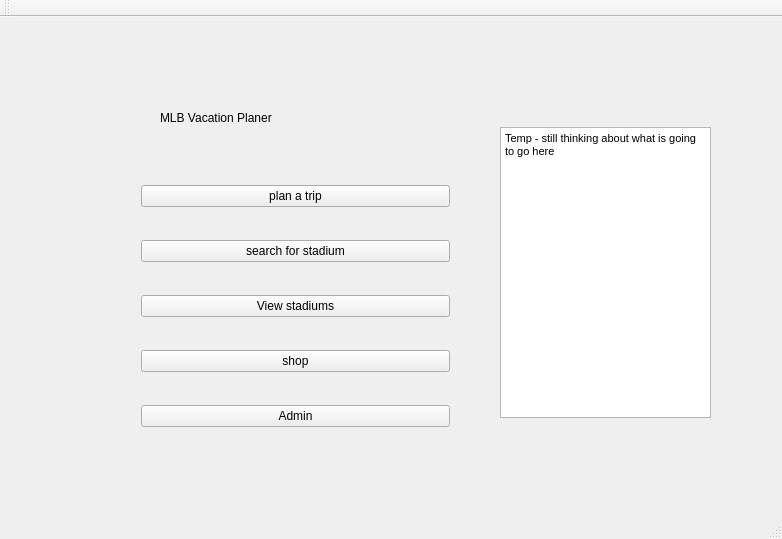
Old version of the form cs1dproject/mainwindow.ui in the repository AustinVaday/CS1D-Class-Project-2.
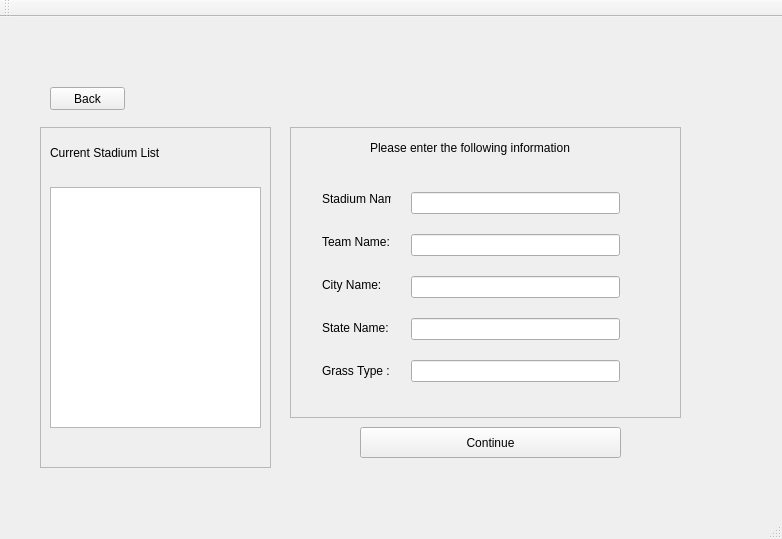
New version of the form. The open tabs and pages were chosen to show the change.

Commit message: Added admin functionality. Add Stadium is almost done

What changed in the file:
```diff
--- a/cs1dproject/mainwindow.ui
+++ b/cs1dproject/mainwindow.ui
@@ -32,7 +32,7 @@
       <x>30</x>
       <y>50</y>
       <width>721</width>
-      <height>371</height>
+      <height>421</height>
      </rect>
     </property>
     <property name="currentIndex">
@@ -733,6 +733,176 @@
       </layout>
      </widget>
     </widget>
+    <widget class="QWidget" name="page_addStadium">
+     <widget class="QFrame" name="frame_2">
+      <property name="geometry">
+       <rect>
+        <x>260</x>
+        <y>60</y>
+        <width>391</width>
+        <height>291</height>
+       </rect>
+      </property>
+      <property name="frameShape">
+       <enum>QFrame::StyledPanel</enum>
+      </property>
+      <property name="frameShadow">
+       <enum>QFrame::Raised</enum>
+      </property>
+      <widget class="QLabel" name="label_titleAddStadium">
+       <property name="geometry">
+        <rect>
+         <x>80</x>
+         <y>10</y>
+         <width>251</width>
+         <height>21</height>
+        </rect>
+       </property>
+       <property name="text">
+        <string>Please enter the following information</string>
+       </property>
+      </widget>
+      <widget class="QWidget" name="">
+       <property name="geometry">
+        <rect>
+         <x>110</x>
+         <y>40</y>
+         <width>231</width>
+         <height>241</height>
+        </rect>
+       </property>
+       <layout class="QVBoxLayout" name="verticalLayout_5">
+        <item>
+         <widget class="QLineEdit" name="lineEdit_stadiumName"/>
+        </item>
+        <item>
+         <widget class="QLineEdit" name="lineEdit_teamName"/>
+        </item>
+        <item>
+         <widget class="QLineEdit" name="lineEdit_cityName"/>
+        </item>
+        <item>
+         <widget class="QLineEdit" name="lineEdit_stateName"/>
+        </item>
+        <item>
+         <widget class="QLineEdit" name="lineEdit_grassType"/>
+        </item>
+       </layout>
+      </widget>
+      <widget class="QWidget" name="">
+       <property name="geometry">
+        <rect>
+         <x>21</x>
+         <y>42</y>
+         <width>91</width>
+         <height>231</height>
+        </rect>
+       </property>
+       <layout class="QVBoxLayout" name="verticalLayout_6">
+        <item>
+         <widget class="QLabel" name="label_stadiumLabel">
+          <property name="text">
+           <string>Stadium Name: </string>
+          </property>
+         </widget>
+        </item>
+        <item>
+         <widget class="QLabel" name="label_teamNameLabel">
+          <property name="text">
+           <string>Team Name: </string>
+          </property>
+         </widget>
+        </item>
+        <item>
+         <widget class="QLabel" name="label_cityLabel">
+          <property name="text">
+           <string>City Name: </string>
+          </property>
+         </widget>
+        </item>
+        <item>
+         <widget class="QLabel" name="label_stateLabel">
+          <property name="text">
+           <string>State Name: </string>
+          </property>
+         </widget>
+        </item>
+        <item>
+         <widget class="QLabel" name="label_grassTypeLabel">
+          <property name="text">
+           <string>Grass Type : </string>
+          </property>
+         </widget>
+        </item>
+       </layout>
+      </widget>
+     </widget>
+     <widget class="QFrame" name="frame_1">
+      <property name="geometry">
+       <rect>
+        <x>10</x>
+        <y>60</y>
+        <width>231</width>
+        <height>341</height>
+       </rect>
+      </property>
+      <property name="frameShape">
+       <enum>QFrame::StyledPanel</enum>
+      </property>
+      <property name="frameShadow">
+       <enum>QFrame::Raised</enum>
+      </property>
+      <widget class="QListWidget" name="listWidget_currentStadiums">
+       <property name="geometry">
+        <rect>
+         <x>10</x>
+         <y>60</y>
+         <width>211</width>
+         <height>241</height>
+        </rect>
+       </property>
+      </widget>
+      <widget class="QLabel" name="label_currentStadiumList">
+       <property name="geometry">
+        <rect>
+         <x>10</x>
+         <y>10</y>
+         <width>201</width>
+         <height>31</height>
+        </rect>
+       </property>
+       <property name="text">
+        <string>Current Stadium List</string>
+       </property>
+      </widget>
+     </widget>
+     <widget class="QPushButton" name="button_continueAddStadium">
+      <property name="geometry">
+       <rect>
+        <x>330</x>
+        <y>360</y>
+        <width>261</width>
+        <height>31</height>
+       </rect>
+      </property>
+      <property name="text">
+       <string>Continue</string>
+      </property>
+     </widget>
+     <widget class="QPushButton" name="button_backAddStadium">
+      <property name="geometry">
+       <rect>
+        <x>20</x>
+        <y>20</y>
+        <width>75</width>
+        <height>23</height>
+       </rect>
+      </property>
+      <property name="text">
+       <string>Back</string>
+      </property>
+     </widget>
+    </widget>
    </widget>
   </widget>
   <widget class="QMenuBar" name="menuBar">
```
The commit also changes 4 other files.
